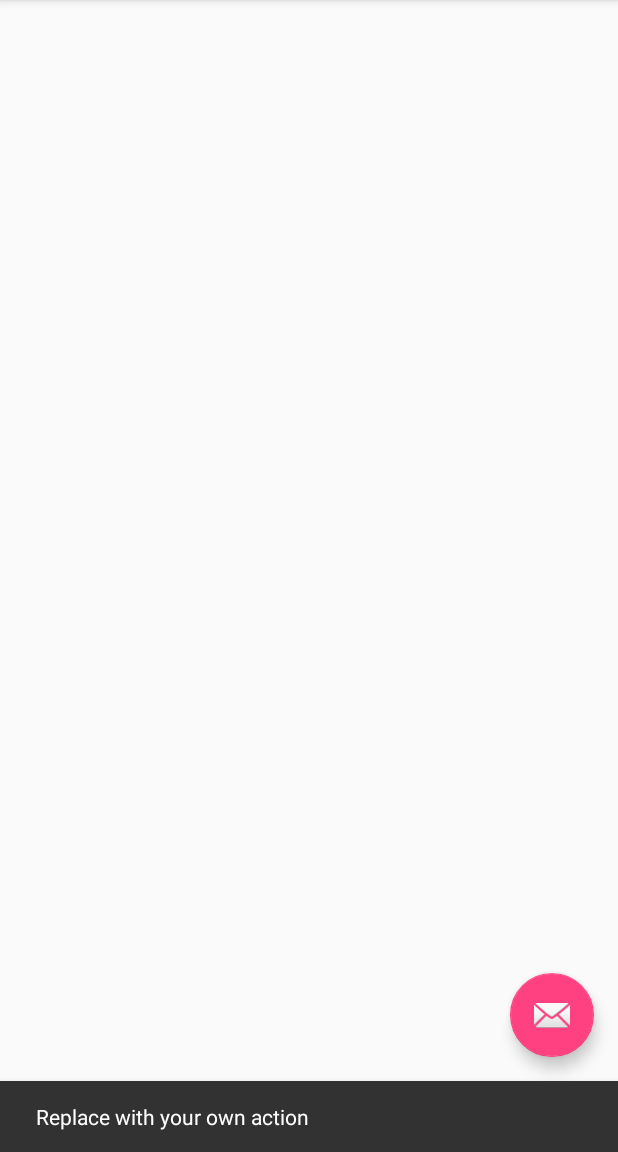
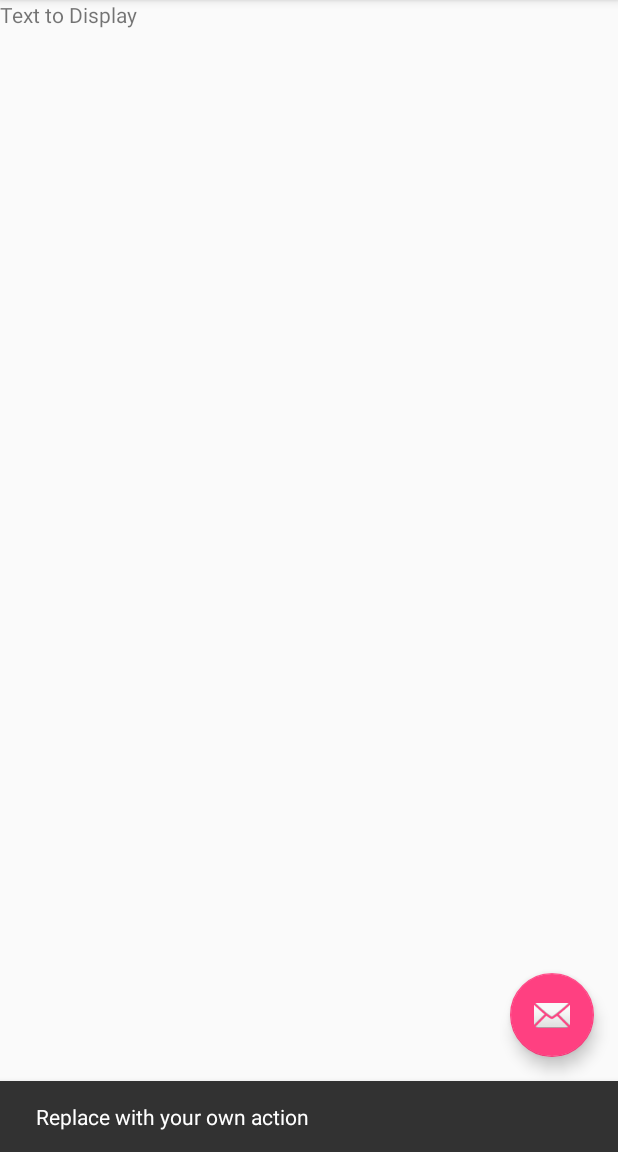
Before and after one commit to elorenteg/copenhacks17, an Android app: the fragment MainFragment placed in its activity, after a tap on an icon or button, on a phone screen of 412 x 824 dp, the part 84-1236 px from its top. Run offline under Robolectric (Android 15) with nearby library versions, the phone set to English and light mode, and no system bars; 1 statement that could not run was skipped.

Commit message:
MainFragment initialized

```diff
--- a/client/SyncMe/app/src/main/java/com/syncme/dev/syncme/MainActivity.java
+++ b/client/SyncMe/app/src/main/java/com/syncme/dev/syncme/MainActivity.java
@@ -58,8 +58,6 @@ public class MainActivity extends BasePermissionAppCompatActivity
 
         NavigationView navigationView = (NavigationView) findViewById(R.id.nav_view);
         navigationView.setNavigationItemSelectedListener(this);
-
-        //openFragment();
 
         configureSMSPermission();
     }
@@ -138,12 +136,6 @@ public class MainActivity extends BasePermissionAppCompatActivity
         return true;
     }
 
-    public void openFragment() {
-        FragmentTransaction ft = getSupportFragmentManager().beginTransaction();
-        ft.replace(R.id.container, MainFragment.newInstance());
-        ft.commit();
-    }
-
     private void readMessages() {
         Cursor cursor = getContentResolver().query(Uri.parse(INBOX), null, null, null, null);
         if (cursor.moveToFirst()) { // must check the result to prevent exception
@@ -160,6 +152,8 @@ public class MainActivity extends BasePermissionAppCompatActivity
                     Log.e("MA", msgData);
                 }
             } while (cursor.moveToNext());
+
+            openFragment();
         } else {
             // empty box, no SMS
         }
@@ -171,4 +165,10 @@ public class MainActivity extends BasePermissionAppCompatActivity
         String date = DateFormat.format("dd-MM-yyyy hh:mm:ss", cal).toString();
         return date;
     }
+
+    public void openFragment() {
+        FragmentTransaction ft = getSupportFragmentManager().beginTransaction();
+        ft.replace(R.id.container, MainFragment.newInstance());
+        ft.commit();
+    }
 }
--- a/client/SyncMe/app/src/main/java/com/syncme/dev/syncme/MainFragment.java
+++ b/client/SyncMe/app/src/main/java/com/syncme/dev/syncme/MainFragment.java
@@ -9,6 +9,7 @@ import android.util.Log;
 import android.view.LayoutInflater;
 import android.view.View;
 import android.view.ViewGroup;
+import android.widget.TextView;
 
 public class MainFragment extends Fragment {
 
@@ -29,15 +30,19 @@ public class MainFragment extends Fragment {
     public void onCreate(Bundle savedInstanceState) {
         super.onCreate(savedInstanceState);
         Log.e("MF","Hello :)");
-
-        /*
-
-        */
     }
 
     @Override
     public View onCreateView(LayoutInflater inflater, ViewGroup container,
                              Bundle savedInstanceState) {
-        return inflater.inflate(R.layout.fragment_main, container, false);
+        Log.e("MF","Hello 2 :)");
+
+        View myInflatedView = inflater.inflate(R.layout.fragment_main, container, false);
+
+        // Set the Text to try this out
+        TextView t = (TextView) myInflatedView.findViewById(R.id.text);
+        t.setText("Text to Display");
+
+        return myInflatedView;
     }
 }
--- a/client/SyncMe/app/src/main/res/layout/fragment_main.xml
+++ b/client/SyncMe/app/src/main/res/layout/fragment_main.xml
@@ -2,10 +2,12 @@
     xmlns:tools="http://schemas.android.com/tools"
     android:layout_width="match_parent"
     android:layout_height="match_parent"
-    tools:context="com.syncme.dev.syncme.MainFragment">
+    tools:context="com.syncme.dev.syncme.MainFragment"
+    android:layout_marginTop="?attr/actionBarSize">
 
     <!-- TODO: Update blank fragment layout -->
     <TextView
+        android:id="@+id/text"
         android:layout_width="match_parent"
         android:layout_height="match_parent"
         android:text="@string/hello_blank_fragment" />
```
